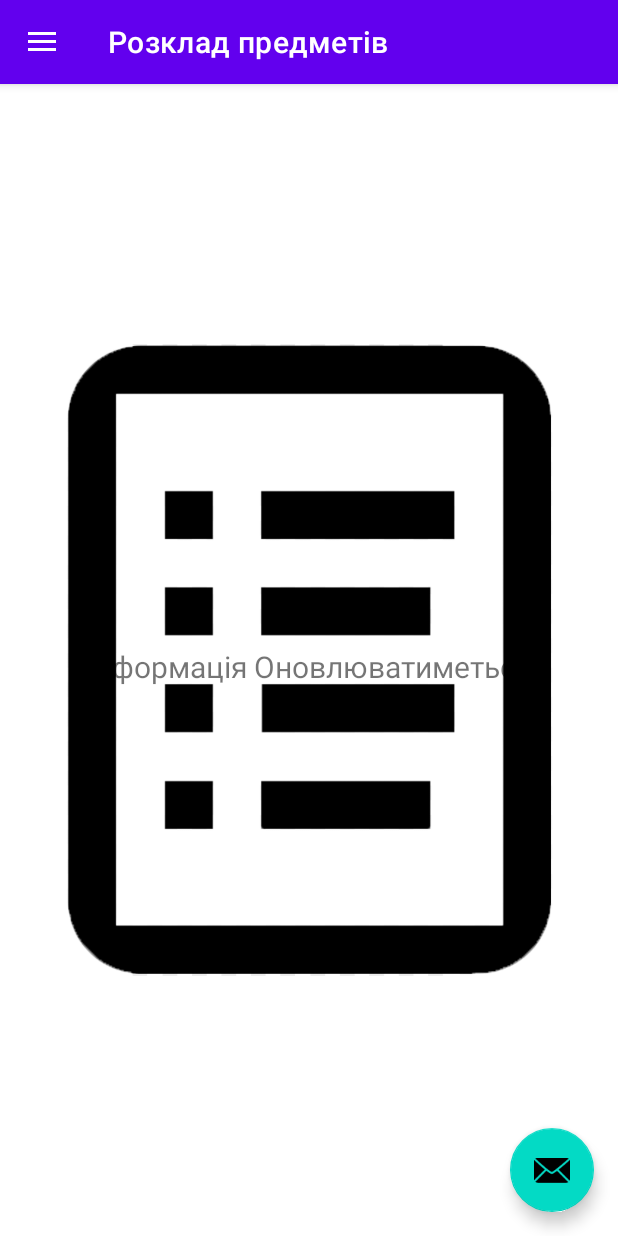
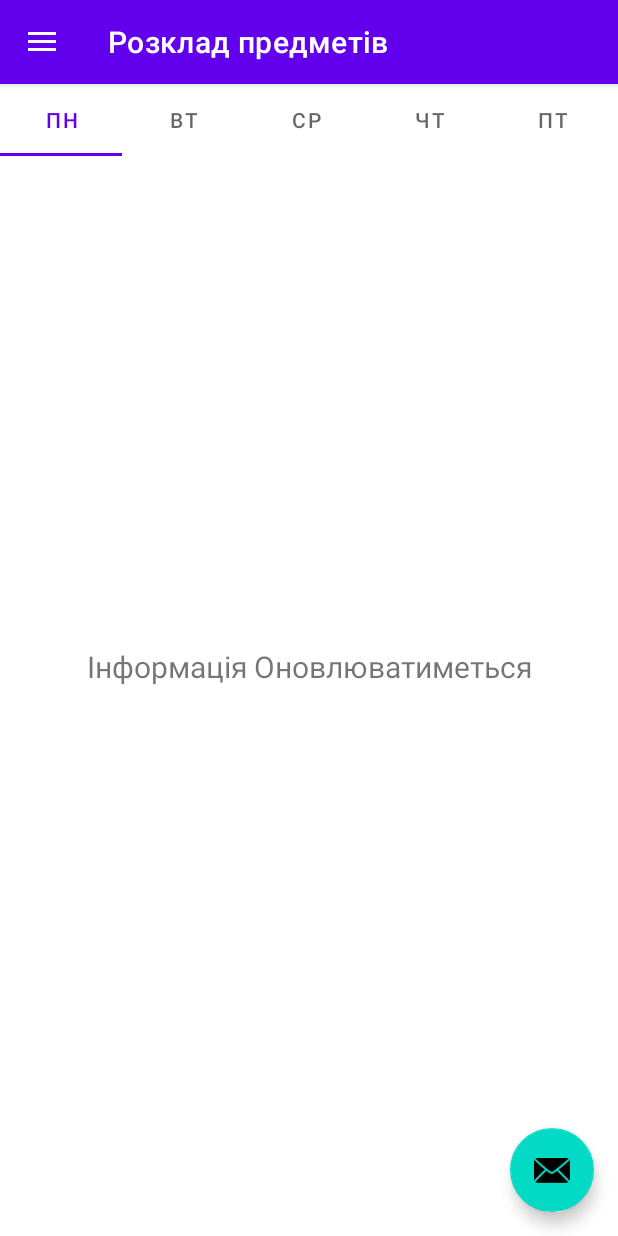
Before and after one commit to SviatoslavKondera/Kursova, an Android app: the NavigAct screen opened directly, with no data from a screen before it, in the side drawer, after a tap on "Розклад предметів", on a phone screen of 412 x 824 dp. Run offline under Robolectric (Android 15) with nearby library versions, the light colour scheme and no system bars; our stand-ins replace navigation-ui.

Commit message:
Added tabs to timetable item

```diff
--- a/app/src/main/res/layout/app_bar_navig.xml
+++ b/app/src/main/res/layout/app_bar_navig.xml
@@ -8,8 +8,9 @@
     tools:context=".NavigAct">
 
     <com.google.android.material.appbar.AppBarLayout
+        android:id="@+id/appBarLayout"
+        android:layout_width="match_parent"
         android:layout_height="wrap_content"
-        android:layout_width="match_parent"
         android:theme="@style/Theme.MyLNU.AppBarOverlay">
 
         <androidx.appcompat.widget.Toolbar
--- a/app/src/main/res/layout/fragment_gallery.xml
+++ b/app/src/main/res/layout/fragment_gallery.xml
@@ -1,11 +1,10 @@
 <?xml version="1.0" encoding="utf-8"?>
-<androidx.constraintlayout.widget.ConstraintLayout
-    xmlns:android="http://schemas.android.com/apk/res/android"
+<androidx.constraintlayout.widget.ConstraintLayout xmlns:android="http://schemas.android.com/apk/res/android"
     xmlns:app="http://schemas.android.com/apk/res-auto"
     xmlns:tools="http://schemas.android.com/tools"
     android:layout_width="match_parent"
     android:layout_height="match_parent"
-    tools:context=".ui.gallery.GalleryFragment" >
+    tools:context=".ui.gallery.GalleryFragment">
 
     <TextView
         android:id="@+id/text_gallery"
@@ -16,16 +15,55 @@
         android:layout_marginEnd="8dp"
         android:textAlignment="center"
         android:textSize="20sp"
+        app:layout_constraintBottom_toBottomOf="parent"
         app:layout_constraintEnd_toEndOf="parent"
         app:layout_constraintStart_toStartOf="parent"
+        app:layout_constraintTop_toTopOf="parent" />
+
+    <com.google.android.material.tabs.TabLayout
+        android:id="@+id/tablayout"
+        android:layout_width="409dp"
+        android:layout_height="wrap_content"
+        app:layout_constraintBottom_toBottomOf="parent"
+        app:layout_constraintEnd_toEndOf="parent"
+        app:layout_constraintHorizontal_bias="0.0"
+        app:layout_constraintStart_toStartOf="parent"
         app:layout_constraintTop_toTopOf="parent"
-        app:layout_constraintBottom_toBottomOf="parent" />
+        app:layout_constraintVertical_bias="0.0">
 
-    <ImageView
-        android:id="@+id/imageView2"
-        android:layout_width="wrap_content"
+        <com.google.android.material.tabs.TabItem
+            android:layout_width="wrap_content"
+            android:layout_height="wrap_content"
+            android:text="Пн" />
+
+        <com.google.android.material.tabs.TabItem
+            android:layout_width="wrap_content"
+            android:layout_height="wrap_content"
+            android:text="Вт" />
+
+        <com.google.android.material.tabs.TabItem
+            android:layout_width="wrap_content"
+            android:layout_height="wrap_content"
+            android:text="Ср" />
+
+        <com.google.android.material.tabs.TabItem
+            android:layout_width="wrap_content"
+            android:layout_height="wrap_content"
+            android:text="Чт" />
+
+        <com.google.android.material.tabs.TabItem
+            android:layout_width="wrap_content"
+            android:layout_height="wrap_content"
+            android:text="Пт" />
+    </com.google.android.material.tabs.TabLayout>
+
+    <androidx.viewpager.widget.ViewPager
+        android:id="@+id/viewpager"
+        android:layout_width="match_parent"
         android:layout_height="wrap_content"
-        android:src="@drawable/rozklad"
-        tools:layout_editor_absoluteX="-8dp"
-        tools:layout_editor_absoluteY="0dp" />
+        app:layout_constraintEnd_toEndOf="parent"
+        app:layout_constraintHorizontal_bias="0.5"
+        app:layout_constraintStart_toStartOf="parent"
+        app:layout_constraintTop_toBottomOf="@+id/tablayout" />
+
 </androidx.constraintlayout.widget.ConstraintLayout>
--- a/app/src/main/res/values/strings.xml
+++ b/app/src/main/res/values/strings.xml
@@ -12,7 +12,7 @@
     <string name="title_activity_navig">NavigAct</string>
     <string name="navigation_drawer_open">Open navigation drawer</string>
     <string name="navigation_drawer_close">Close navigation drawer</string>
-    <string name="nav_header_title">My LNU</string>
+    <string name="nav_header_title">Myі LNU</string>
     <string name="stud_sur"></string>
 
     <string name="nav_header_desc">Navigation header</string>
@@ -21,4 +21,9 @@
     <string name="menu_home">Головна</string>
     <string name="menu_gallery">Розклад предметів</string>
     <string name="menu_slideshow">Календар</string>
+    <string name="monday">Пн</string>
+    <string name="tuesday">Вт</string>
+    <string name="wednesday">Ср</string>
+    <string name="thurthday">Чт</string>
+    <string name="friday">Пт</string>
 </resources>
```
